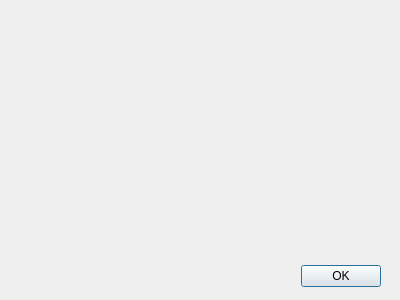
First picture: the form in src/ui/script/scriptlistingdialog.ui, repository nilsding/IrrerrC, before the edit.
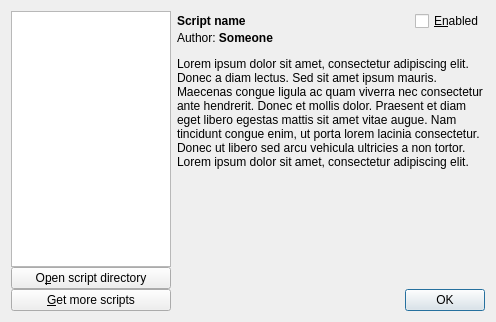
Second picture: the form after the edit.

Commit message: update UI of ScriptListingDialog, added slots for QPushButton::clicked

Patch:
```diff
--- a/src/ui/script/scriptlistingdialog.ui
+++ b/src/ui/script/scriptlistingdialog.ui
@@ -6,29 +6,166 @@
    <rect>
     <x>0</x>
     <y>0</y>
-    <width>400</width>
-    <height>300</height>
+    <width>496</width>
+    <height>322</height>
    </rect>
   </property>
   <property name="windowTitle">
    <string>Scripts</string>
   </property>
-  <widget class="QDialogButtonBox" name="qdbbButtons">
-   <property name="geometry">
-    <rect>
-     <x>40</x>
-     <y>260</y>
-     <width>341</width>
-     <height>32</height>
-    </rect>
-   </property>
-   <property name="orientation">
-    <enum>Qt::Horizontal</enum>
-   </property>
-   <property name="standardButtons">
-    <set>QDialogButtonBox::Ok</set>
-   </property>
-  </widget>
+  <layout class="QHBoxLayout" name="horizontalLayout_3" stretch="0,1">
+   <item>
+    <layout class="QVBoxLayout" name="verticalLayout_2">
+     <property name="spacing">
+      <number>0</number>
+     </property>
+     <item>
+      <widget class="QListView" name="qlvScriptList">
+       <property name="minimumSize">
+        <size>
+         <width>160</width>
+         <height>0</height>
+        </size>
+       </property>
+       <property name="maximumSize">
+        <size>
+         <width>160</width>
+         <height>16777215</height>
+        </size>
+       </property>
+      </widget>
+     </item>
+     <item>
+      <widget class="QPushButton" name="qpbOpenScriptDirectory">
+       <property name="text">
+        <string>O&amp;pen script directory</string>
+       </property>
+      </widget>
+     </item>
+     <item>
+      <widget class="QPushButton" name="qpbGetMoreScripts">
+       <property name="text">
+        <string>&amp;Get more scripts</string>
+       </property>
+      </widget>
+     </item>
+    </layout>
+   </item>
+   <item>
+    <layout class="QVBoxLayout" name="verticalLayout">
+     <property name="spacing">
+      <number>0</number>
+     </property>
+     <item>
+      <layout class="QHBoxLayout" name="horizontalLayout_2" stretch="1,0">
+       <item>
+        <widget class="QLabel" name="qlScriptName">
+         <property name="font">
+          <font>
+           <weight>75</weight>
+           <bold>true</bold>
+          </font>
+         </property>
+         <property name="text">
+          <string notr="true">Script name</string>
+         </property>
+        </widget>
+       </item>
+       <item>
+        <widget class="QCheckBox" name="qcbScriptEnabled">
+         <property name="text">
+          <string>&amp;E&amp;nabled</string>
+         </property>
+        </widget>
+       </item>
+      </layout>
+     </item>
+     <item>
+      <widget class="QLabel" name="qlAuthor">
+       <property name="text">
+        <string notr="true">Author: &lt;b&gt;Someone&lt;/b&gt;</string>
+       </property>
+      </widget>
+     </item>
+     <item>
+      <spacer name="verticalSpacer">
+       <property name="orientation">
+        <enum>Qt::Vertical</enum>
+       </property>
+       <property name="sizeType">
+        <enum>QSizePolicy::Fixed</enum>
+       </property>
+       <property name="sizeHint" stdset="0">
+        <size>
+         <width>20</width>
+         <height>12</height>
+        </size>
+       </property>
+      </spacer>
+     </item>
+     <item>
+      <widget class="QScrollArea" name="scrollArea">
+       <property name="frameShape">
+        <enum>QFrame::NoFrame</enum>
+       </property>
+       <property name="widgetResizable">
+        <bool>true</bool>
+       </property>
+       <widget class="QWidget" name="scrollAreaWidgetContents">
+        <property name="geometry">
+         <rect>
+          <x>0</x>
+          <y>0</y>
+          <width>278</width>
+          <height>214</height>
+         </rect>
+        </property>
+        <layout class="QVBoxLayout" name="verticalLayout_3">
+         <property name="leftMargin">
+          <number>0</number>
+         </property>
+         <property name="topMargin">
+          <number>0</number>
+         </property>
+         <property name="rightMargin">
+          <number>0</number>
+         </property>
+         <property name="bottomMargin">
+          <number>0</number>
+         </property>
+         <item>
+          <widget class="QLabel" name="qlDescription">
+           <property name="text">
+            <string notr="true">&lt;html&gt;&lt;head/&gt;&lt;body&gt;&lt;p&gt;Lorem ipsum dolor sit amet, consectetur adipiscing elit. Donec a diam lectus. Sed sit amet ipsum mauris. Maecenas congue ligula ac quam viverra nec consectetur ante hendrerit. Donec et mollis dolor. Praesent et diam eget libero egestas mattis sit amet vitae augue. Nam tincidunt congue enim, ut porta lorem lacinia consectetur. Donec ut libero sed arcu vehicula ultricies a non tortor. Lorem ipsum dolor sit amet, consectetur adipiscing elit. &lt;/p&gt;&lt;/body&gt;&lt;/html&gt;</string>
+           </property>
+           <property name="alignment">
+            <set>Qt::AlignLeading|Qt::AlignLeft|Qt::AlignTop</set>
+           </property>
+           <property name="wordWrap">
+            <bool>true</bool>
+           </property>
+           <property name="openExternalLinks">
+            <bool>true</bool>
+           </property>
+          </widget>
+         </item>
+        </layout>
+       </widget>
+      </widget>
+     </item>
+     <item>
+      <widget class="QDialogButtonBox" name="qdbbButtons">
+       <property name="orientation">
+        <enum>Qt::Horizontal</enum>
+       </property>
+       <property name="standardButtons">
+        <set>QDialogButtonBox::Ok</set>
+       </property>
+      </widget>
+     </item>
+    </layout>
+   </item>
+  </layout>
  </widget>
  <resources/>
  <connections>
```
The commit also changes 2 other files.
